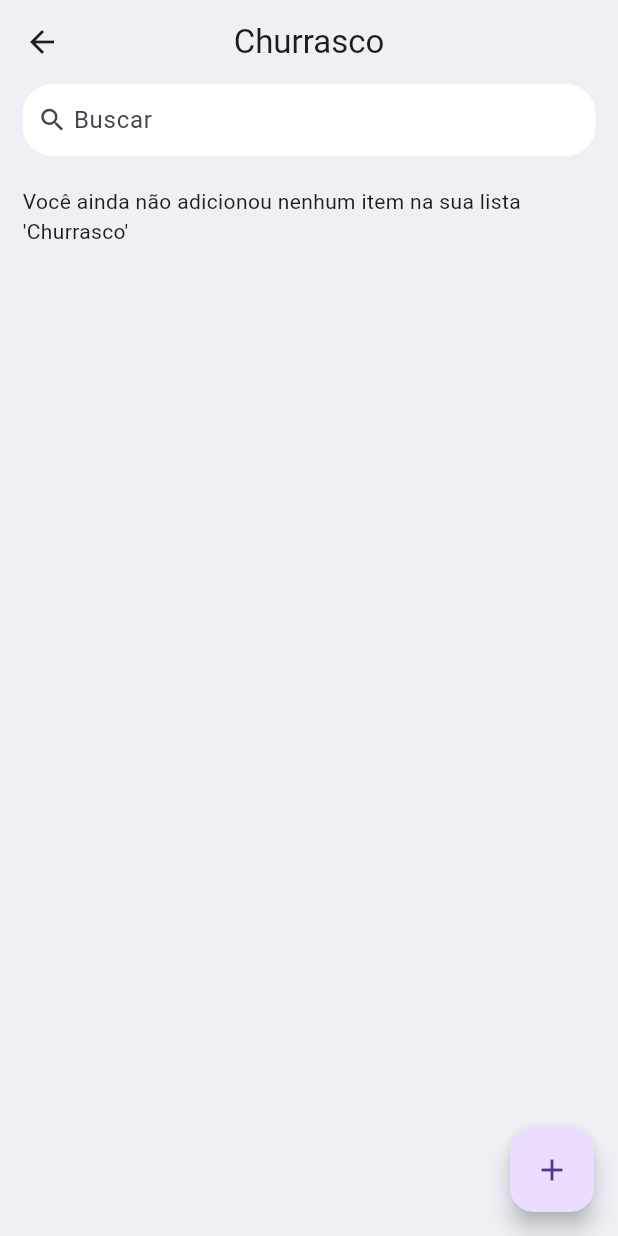
After one commit to Alequeixam/Aplicativo-de-Lista-de-Compras, a Flutter app: the Itens screen opened directly with sample values from the repository, on a phone screen of 412 x 824 dp. The commit adds this screen. Run offline on Flutter 3.47's test engine with Material 3 defaults, Android fonts, the phone set to English and light mode, and no system bars; our stand-ins replace device_preview, email_validator.

Commit message:
trocar para tela itens com dados da lista

```diff
--- /dev/null
+++ b/app_lista_compras/lib/view/itens_view.dart
@@ -0,0 +1,108 @@
+// ignore_for_file: prefer_const_constructors, prefer_const_literals_to_create_immutables
+
+import 'package:app_lista_compras/view/criar_lista_view.dart';
+import 'package:flutter/material.dart';
+import '../model/lista.dart';
+
+class Itens extends StatefulWidget {
+  const Itens({super.key, required this.lista});
+  final Lista lista;
+
+  @override
+  State<Itens> createState() => _ItensState();
+}
+
+class _ItensState extends State<Itens> {
+  //Identificador do formulário
+  final _formKey = GlobalKey<FormState>();
+
+  final TextEditingController _nomeLista = TextEditingController();
+
+  List<Lista> listasTeste = Lista.listaTeste();
+  final List<Lista> _listas = List.empty(growable: true);
+
+  /*@override
+  void initState() {
+    _listas.add(Lista(nome: "AAAA", itens: List.empty()));
+    super.initState();
+  }*/
+
+  @override
+  Widget build(BuildContext context) {
+    return Scaffold(
+      backgroundColor: Color(0xFFEEF0F5),
+      appBar: AppBar(
+        backgroundColor: Color(0xFFEEF0F5),
+        centerTitle: true,
+        title: Text(widget.lista.nome),
+      ),
+      body: Stack(
+        children: [
+          SafeArea(
+            child: Container(
+              padding: EdgeInsets.symmetric(horizontal: 15),
+              child: Center(
+                child: Column(
+                  children: [
+                    barraDeBusca(),
+                    SizedBox(height: 20),
+                    _listas.isEmpty
+                        ? Text("Você ainda não adicionou nenhum item na sua lista '${widget.lista.nome}'")
+                        : Expanded(
+                            child: ListView.builder(
+                              itemCount: _listas.length,
+                              itemBuilder: (context, index) {
+                                return Card(
+                                  child: ListTile(
+                                    onTap: () {},
+                                    title: Text(
+                                      _listas[index].nome,
+                                      style: TextStyle(
+                                        fontSize: 10,
+                                        color: Colors.black,
+                                      ),
+                                    ),
+                                  ),
+                                );
+                              },
+                            ),
+                          )
+                  ],
+                ),
+              ),
+            ),
+          ),
+        ],
+      ),
+      floatingActionButton: FloatingActionButton(
+        onPressed: (){},
+        child: Icon(Icons.add),
+      ),
+    );
+  }
+}
+
+Widget barraDeBusca() {
+    return Container(
+      padding: EdgeInsets.symmetric(horizontal: 10),
+      decoration: BoxDecoration(
+        color: Colors.white,
+        borderRadius: BorderRadius.circular(20),
+      ),
+      child: TextField(
+        decoration: InputDecoration(
+          contentPadding: EdgeInsets.all(0),
+          prefixIcon: Icon(
+            Icons.search,
+            size: 20,
+          ),
+          prefixIconConstraints: BoxConstraints(
+            maxHeight: 20,
+            minWidth: 20,
+          ),
+          border: InputBorder.none,
+          hintText: 'Buscar',
+        ),
+      ),
+    );
+  }
--- a/app_lista_compras/lib/view/listas_view.dart
+++ b/app_lista_compras/lib/view/listas_view.dart
@@ -1,6 +1,7 @@
 // ignore_for_file: prefer_const_constructors, prefer_const_literals_to_create_immutables
 
 import 'package:app_lista_compras/view/criar_lista_view.dart';
+import 'package:app_lista_compras/view/itens_view.dart';
 import 'package:flutter/material.dart';
 import '../model/lista.dart';
 
@@ -55,7 +56,12 @@ class _ListasViewState extends State<ListasView> {
                               itemBuilder: (context, index) {
                                 return Card(
                                   child: ListTile(
-                                    onTap: () {},
+                                    onTap: () {
+                                      Navigator.push(
+                                          context,
+                                          MaterialPageRoute(
+                                              builder: (context) => Itens(lista: _listas[index])));
+                                    },
                                     title: Text(
                                       _listas[index].nome,
                                       style: TextStyle(
@@ -192,12 +198,6 @@ class _ListasViewState extends State<ListasView> {
             ),
           ),
         );
-
-        /* /* CriarLista(
-          controller: _nomeLista,
-          onEnviar: salvarNome,
-          //formKey: _formKey, */
-        ); */
       },
     );
   }
```
